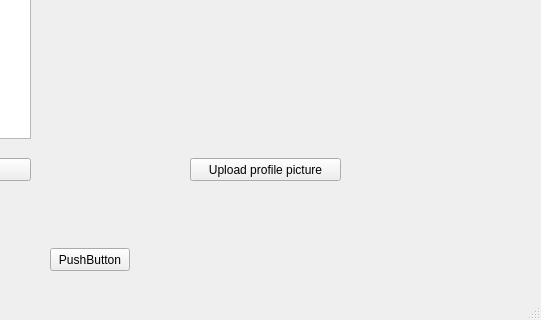
First picture: the form in gui/main_window.ui, repository mGarbowski/pipr-piprbook, before the edit; both pictures show x 259 to 800 and y 280 to 600 of the 800 by 600 pixel window.
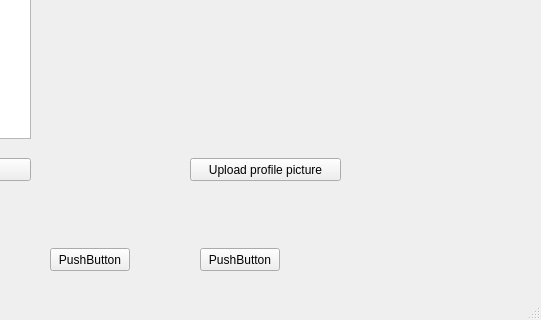
Second picture: the form after the edit.

Commit message: implemented inviting friends in gui

What changed in the file:
```diff
--- a/gui/main_window.ui
+++ b/gui/main_window.ui
@@ -154,6 +154,19 @@
          <string>PushButton</string>
         </property>
        </widget>
+       <widget class="QPushButton" name="pushButton_2">
+        <property name="geometry">
+         <rect>
+          <x>450</x>
+          <y>500</y>
+          <width>80</width>
+          <height>23</height>
+         </rect>
+        </property>
+        <property name="text">
+         <string>PushButton</string>
+        </property>
+       </widget>
       </widget>
      </widget>
     </item>
```
The commit also changes 7 other files.
